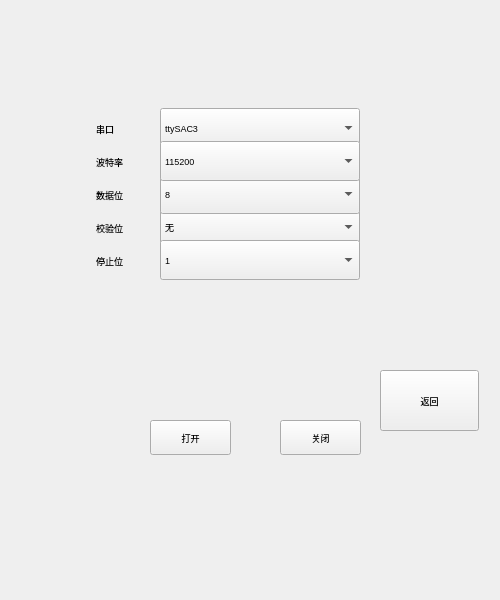
Qt form serial.ui (thewayI/tiny4412) before a commit.
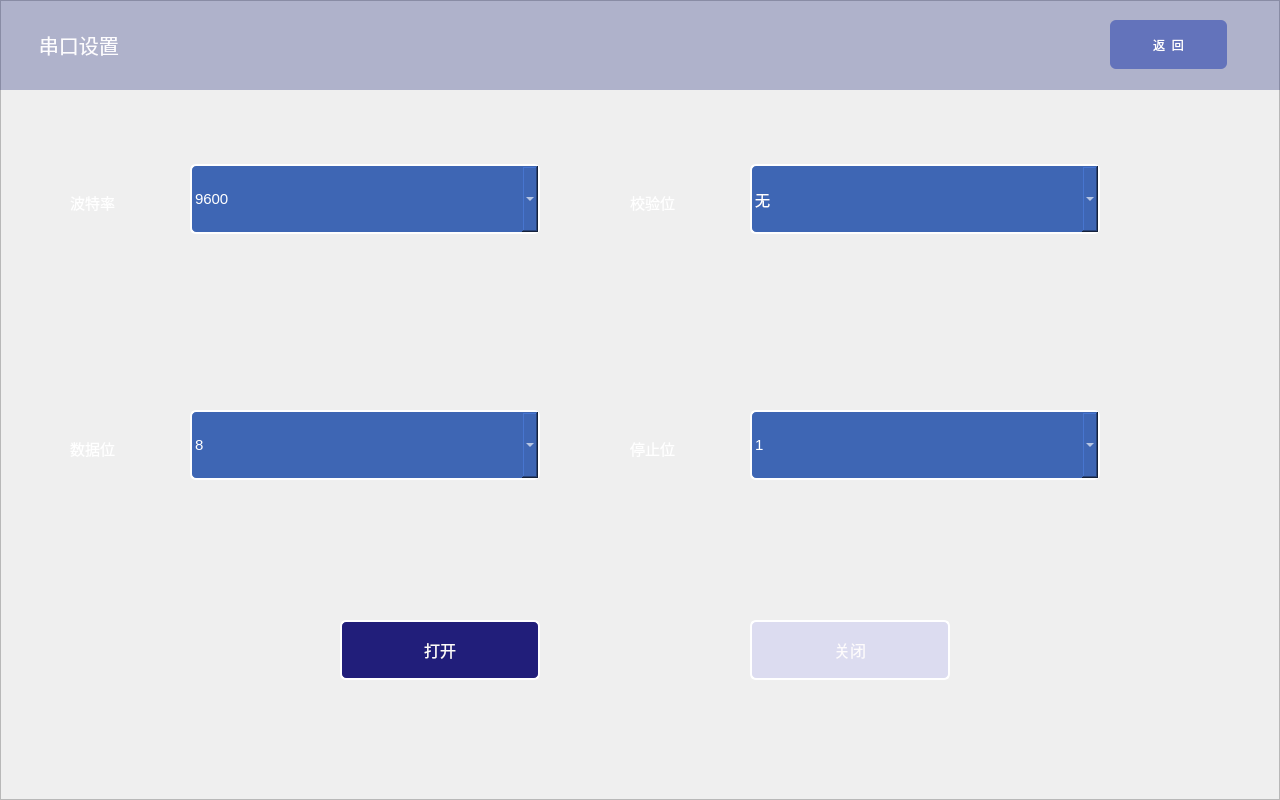
The same form after that commit. Icons and pictures are not drawn.

Patch:
```diff
--- a/serial.ui
+++ b/serial.ui
@@ -6,8 +6,8 @@
    <rect>
     <x>0</x>
     <y>0</y>
-    <width>500</width>
-    <height>600</height>
+    <width>1280</width>
+    <height>800</height>
    </rect>
   </property>
   <property name="font">
@@ -21,10 +21,10 @@
   <widget class="QLabel" name="label_6">
    <property name="geometry">
     <rect>
-     <x>96</x>
-     <y>144</y>
-     <width>58</width>
-     <height>35</height>
+     <x>70</x>
+     <y>167</y>
+     <width>100</width>
+     <height>70</height>
     </rect>
    </property>
    <property name="sizePolicy">
@@ -33,6 +33,19 @@
      <verstretch>0</verstretch>
     </sizepolicy>
    </property>
+   <property name="font">
+    <font>
+     <pointsize>11</pointsize>
+    </font>
+   </property>
+   <property name="styleSheet">
+    <string>border-top-left-radius:6px;
+color: rgb(255, 255, 255);
+border-top-right-radius:6px;
+color: rgb(255, 255, 255);
+border-bottom-left-radius:6px;
+border-bottom-right-radius:6px;</string>
+   </property>
    <property name="text">
     <string>波特率</string>
    </property>
@@ -40,17 +53,26 @@
   <widget class="QComboBox" name="parityComboBoxGPS">
    <property name="geometry">
     <rect>
-     <x>160</x>
-     <y>207</y>
-     <width>200</width>
-     <height>40</height>
+     <x>750</x>
+     <y>164</y>
+     <width>350</width>
+     <height>70</height>
     </rect>
    </property>
    <property name="font">
     <font>
-     <pointsize>7</pointsize>
+     <pointsize>11</pointsize>
     </font>
    </property>
+   <property name="styleSheet">
+    <string notr="true">border-top-left-radius:6px;
+background-color: rgb(62, 102, 180);
+color: rgb(255, 255, 255);
+border-top-right-radius:6px;
+border-bottom-left-radius:6px;
+border-bottom-right-radius:6px;
+border:2px solid rgb(255, 255, 255);</string>
+   </property>
    <item>
     <property name="text">
      <string>无</string>
@@ -67,43 +89,29 @@
     </property>
    </item>
   </widget>
-  <widget class="QComboBox" name="portNameComboBoxGPS">
-   <property name="geometry">
-    <rect>
-     <x>160</x>
-     <y>108</y>
-     <width>200</width>
-     <height>40</height>
-    </rect>
-   </property>
-   <property name="font">
-    <font>
-     <pointsize>7</pointsize>
-    </font>
-   </property>
-   <property name="currentIndex">
-    <number>0</number>
-   </property>
-   <item>
-    <property name="text">
-     <string>ttySAC3</string>
-    </property>
-   </item>
-  </widget>
   <widget class="QComboBox" name="dataBitsComboBoxGPS">
    <property name="geometry">
     <rect>
-     <x>160</x>
-     <y>174</y>
-     <width>200</width>
-     <height>40</height>
+     <x>190</x>
+     <y>410</y>
+     <width>350</width>
+     <height>70</height>
     </rect>
    </property>
    <property name="font">
     <font>
-     <pointsize>7</pointsize>
+     <pointsize>11</pointsize>
     </font>
    </property>
+   <property name="styleSheet">
+    <string notr="true">border-top-left-radius:6px;
+background-color: rgb(62, 102, 180);
+color: rgb(255, 255, 255);
+border-top-right-radius:6px;
+border-bottom-left-radius:6px;
+border-bottom-right-radius:6px;
+border:2px solid rgb(255, 255, 255);</string>
+   </property>
    <property name="currentIndex">
     <number>3</number>
    </property>
@@ -131,10 +139,10 @@
   <widget class="QLabel" name="label_9">
    <property name="geometry">
     <rect>
-     <x>96</x>
-     <y>177</y>
-     <width>58</width>
-     <height>35</height>
+     <x>70</x>
+     <y>413</y>
+     <width>100</width>
+     <height>70</height>
     </rect>
    </property>
    <property name="sizePolicy">
@@ -143,6 +151,19 @@
      <verstretch>0</verstretch>
     </sizepolicy>
    </property>
+   <property name="font">
+    <font>
+     <pointsize>11</pointsize>
+    </font>
+   </property>
+   <property name="styleSheet">
+    <string>border-top-left-radius:6px;
+color: rgb(255, 255, 255);
+border-top-right-radius:6px;
+color: rgb(255, 255, 255);
+border-bottom-left-radius:6px;
+border-bottom-right-radius:6px;</string>
+   </property>
    <property name="text">
     <string>数据位</string>
    </property>
@@ -150,10 +171,10 @@
   <widget class="QLabel" name="label_11">
    <property name="geometry">
     <rect>
-     <x>96</x>
-     <y>243</y>
-     <width>58</width>
-     <height>35</height>
+     <x>630</x>
+     <y>413</y>
+     <width>100</width>
+     <height>70</height>
     </rect>
    </property>
    <property name="sizePolicy">
@@ -162,6 +183,19 @@
      <verstretch>0</verstretch>
     </sizepolicy>
    </property>
+   <property name="font">
+    <font>
+     <pointsize>11</pointsize>
+    </font>
+   </property>
+   <property name="styleSheet">
+    <string>border-top-left-radius:6px;
+color: rgb(255, 255, 255);
+border-top-right-radius:6px;
+color: rgb(255, 255, 255);
+border-bottom-left-radius:6px;
+border-bottom-right-radius:6px;</string>
+   </property>
    <property name="text">
     <string>停止位</string>
    </property>
@@ -169,10 +203,10 @@
   <widget class="QLabel" name="label_10">
    <property name="geometry">
     <rect>
-     <x>96</x>
-     <y>210</y>
-     <width>58</width>
-     <height>35</height>
+     <x>630</x>
+     <y>167</y>
+     <width>100</width>
+     <height>70</height>
     </rect>
    </property>
    <property name="sizePolicy">
@@ -181,6 +215,19 @@
      <verstretch>0</verstretch>
     </sizepolicy>
    </property>
+   <property name="font">
+    <font>
+     <pointsize>11</pointsize>
+    </font>
+   </property>
+   <property name="styleSheet">
+    <string>border-top-left-radius:6px;
+color: rgb(255, 255, 255);
+border-top-right-radius:6px;
+color: rgb(255, 255, 255);
+border-bottom-left-radius:6px;
+border-bottom-right-radius:6px;</string>
+   </property>
    <property name="text">
     <string>校验位</string>
    </property>
@@ -188,19 +235,28 @@
   <widget class="QComboBox" name="baudRateComboBoxGPS">
    <property name="geometry">
     <rect>
-     <x>160</x>
-     <y>141</y>
-     <width>200</width>
-     <height>40</height>
+     <x>190</x>
+     <y>164</y>
+     <width>350</width>
+     <height>70</height>
     </rect>
    </property>
    <property name="font">
     <font>
-     <pointsize>7</pointsize>
+     <pointsize>11</pointsize>
     </font>
    </property>
+   <property name="styleSheet">
+    <string notr="true">border-top-left-radius:6px;
+background-color: rgb(62, 102, 180);
+color: rgb(255, 255, 255);
+border-top-right-radius:6px;
+border-bottom-left-radius:6px;
+border-bottom-right-radius:6px;
+border:2px solid rgb(255, 255, 255);</string>
+   </property>
    <property name="currentIndex">
-    <number>19</number>
+    <number>12</number>
    </property>
    <item>
     <property name="text">
@@ -316,17 +372,26 @@
   <widget class="QComboBox" name="stopBitsComboBoxGPS">
    <property name="geometry">
     <rect>
-     <x>160</x>
-     <y>240</y>
-     <width>200</width>
-     <height>40</height>
+     <x>750</x>
+     <y>410</y>
+     <width>350</width>
+     <height>70</height>
     </rect>
    </property>
    <property name="font">
     <font>
-     <pointsize>7</pointsize>
+     <pointsize>11</pointsize>
     </font>
    </property>
+   <property name="styleSheet">
+    <string notr="true">border-top-left-radius:6px;
+background-color: rgb(62, 102, 180);
+color: rgb(255, 255, 255);
+border-top-right-radius:6px;
+border-bottom-left-radius:6px;
+border-bottom-right-radius:6px;
+border:2px solid rgb(255, 255, 255);</string>
+   </property>
    <item>
     <property name="text">
      <string>1</string>
@@ -343,34 +408,30 @@
     </property>
    </item>
   </widget>
-  <widget class="QLabel" name="label_4">
-   <property name="geometry">
-    <rect>
-     <x>96</x>
-     <y>111</y>
-     <width>58</width>
-     <height>35</height>
-    </rect>
-   </property>
-   <property name="sizePolicy">
-    <sizepolicy hsizetype="Preferred" vsizetype="Fixed">
-     <horstretch>0</horstretch>
-     <verstretch>0</verstretch>
-    </sizepolicy>
-   </property>
-   <property name="text">
-    <string>串口</string>
-   </property>
-  </widget>
   <widget class="QPushButton" name="Startsmsbtn">
    <property name="geometry">
     <rect>
-     <x>150</x>
-     <y>420</y>
-     <width>81</width>
-     <height>35</height>
+     <x>340</x>
+     <y>620</y>
+     <width>200</width>
+     <height>60</height>
     </rect>
    </property>
+   <property name="font">
+    <font>
+     <pointsize>12</pointsize>
+    </font>
+   </property>
+   <property name="styleSheet">
+    <string notr="true">color: rgb(253, 251, 252);
+border:2px solid rgb(255, 255, 255);
+border-top-left-radius:6px;
+background-color: rgb(33, 30, 122);
+border-top-right-radius:6px;
+border-bottom-left-radius:6px;
+border-bottom-right-radius:6px;
+</string>
+   </property>
    <property name="text">
     <string>打开</string>
    </property>
@@ -378,12 +439,27 @@
   <widget class="QPushButton" name="Stopsmsbtn">
    <property name="geometry">
     <rect>
-     <x>280</x>
-     <y>420</y>
-     <width>81</width>
-     <height>35</height>
+     <x>750</x>
+     <y>620</y>
+     <width>200</width>
+     <height>60</height>
     </rect>
    </property>
+   <property name="font">
+    <font>
+     <pointsize>12</pointsize>
+    </font>
+   </property>
+   <property name="styleSheet">
+    <string notr="true">color: rgb(253, 251, 252);
+border:2px solid rgb(255, 255, 255);
+background-color: rgba(5, 4, 250, 20);
+border-top-left-radius:6px;
+border-top-right-radius:6px;
+border-bottom-left-radius:6px;
+border-bottom-right-radius:6px;
+</string>
+   </property>
    <property name="text">
     <string>关闭</string>
    </property>
@@ -401,19 +477,109 @@
     <string/>
    </property>
   </widget>
-  <widget class="QPushButton" name="pushButton">
+  <widget class="QLabel" name="label_12">
    <property name="geometry">
     <rect>
-     <x>380</x>
-     <y>370</y>
-     <width>99</width>
-     <height>61</height>
+     <x>20</x>
+     <y>20</y>
+     <width>49</width>
+     <height>49</height>
     </rect>
    </property>
+   <property name="styleSheet">
+    <string notr="true">border-image: url(:/new/prefix1/image/icon_串口_ 菜单.png);</string>
+   </property>
    <property name="text">
-    <string>返回</string>
+    <string/>
    </property>
   </widget>
+  <widget class="QPushButton" name="btn_configureMachine_2">
+   <property name="geometry">
+    <rect>
+     <x>1110</x>
+     <y>20</y>
+     <width>117</width>
+     <height>49</height>
+    </rect>
+   </property>
+   <property name="font">
+    <font>
+     <pointsize>9</pointsize>
+    </font>
+   </property>
+   <property name="styleSheet">
+    <string notr="true">border-top-left-radius:6px;
+background-color: rgb(99, 115, 187);
+border-top-right-radius:6px;
+border-bottom-left-radius:6px;
+border-bottom-right-radius:6px;
+color: rgb(255, 255, 255);</string>
+   </property>
+   <property name="text">
+    <string>返  回</string>
+   </property>
+   <property name="flat">
+    <bool>true</bool>
+   </property>
+  </widget>
+  <widget class="QLabel" name="label_13">
+   <property name="geometry">
+    <rect>
+     <x>0</x>
+     <y>0</y>
+     <width>1280</width>
+     <height>90</height>
+    </rect>
+   </property>
+   <property name="font">
+    <font>
+     <pointsize>15</pointsize>
+    </font>
+   </property>
+   <property name="styleSheet">
+    <string notr="true">color: rgb(253, 252, 254);
+background-color: rgba(34, 44, 125,80);
+</string>
+   </property>
+   <property name="text">
+    <string>       串口设置</string>
+   </property>
+  </widget>
+  <widget class="QFrame" name="frame">
+   <property name="geometry">
+    <rect>
+     <x>0</x>
+     <y>0</y>
+     <width>1280</width>
+     <height>800</height>
+    </rect>
+   </property>
+   <property name="styleSheet">
+    <string notr="true">border-image: url(:/new/prefix1/image/bg_05.png);
+</string>
+   </property>
+   <property name="frameShape">
+    <enum>QFrame::StyledPanel</enum>
+   </property>
+   <property name="frameShadow">
+    <enum>QFrame::Raised</enum>
+   </property>
+  </widget>
+  <zorder>frame</zorder>
+  <zorder>label_13</zorder>
+  <zorder>label_6</zorder>
+  <zorder>parityComboBoxGPS</zorder>
+  <zorder>dataBitsComboBoxGPS</zorder>
+  <zorder>label_9</zorder>
+  <zorder>label_11</zorder>
+  <zorder>label_10</zorder>
+  <zorder>baudRateComboBoxGPS</zorder>
+  <zorder>stopBitsComboBoxGPS</zorder>
+  <zorder>Startsmsbtn</zorder>
+  <zorder>Stopsmsbtn</zorder>
+  <zorder>statusBar</zorder>
+  <zorder>label_12</zorder>
+  <zorder>btn_configureMachine_2</zorder>
  </widget>
  <resources/>
  <connections/>
```
